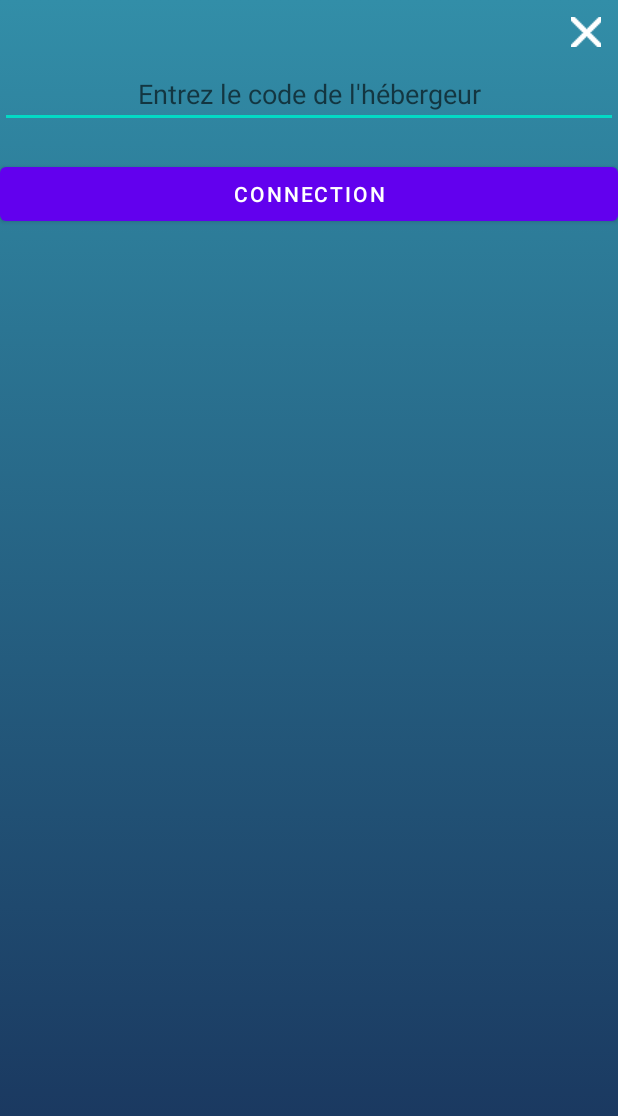
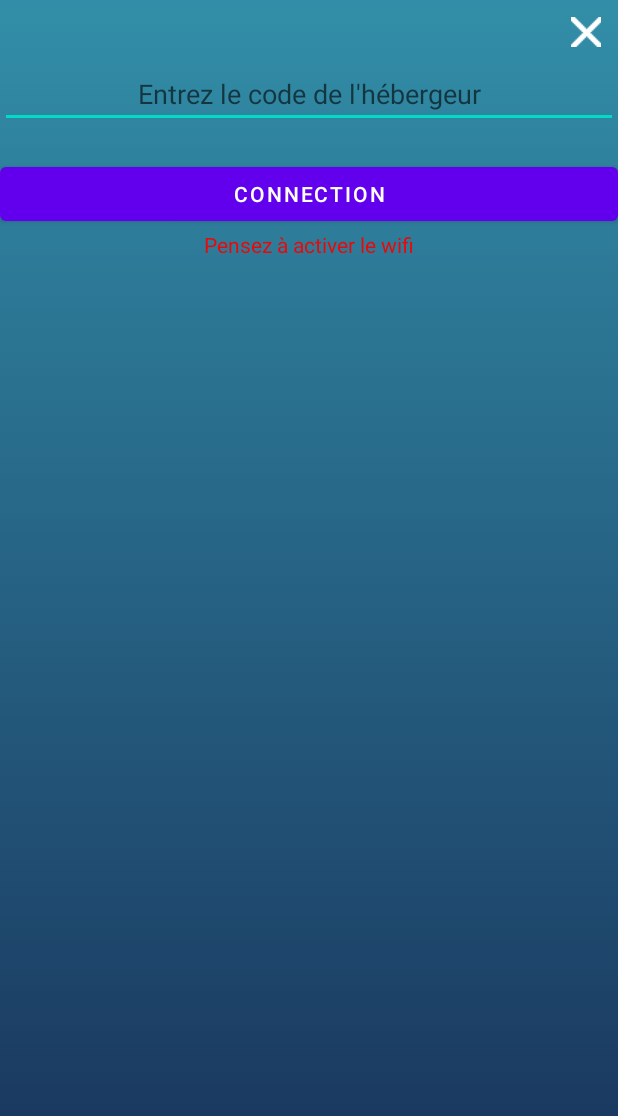
Before and after one commit to Golden-Sharks/UntitledSharkGames, an Android app: the MultiClient screen opened directly, with no data from a screen before it, after a tap on "CONNECTION", on a phone screen of 412 x 824 dp. Shown: the top 1116 px of the screen. Run offline under Robolectric (Android 15) with nearby library versions, the phone set to English and light mode, and no system bars.

Commit message:
Sécurisation multijoueur sans wifi

```diff
--- a/app/src/main/java/esir/progm/untitledsharkgames/multiplayer/MultiClient.java
+++ b/app/src/main/java/esir/progm/untitledsharkgames/multiplayer/MultiClient.java
@@ -30,8 +30,10 @@ public class MultiClient extends Multijoueur {
             public void onClick(View view) {
                 String code = info.getText().toString();
                 String adress = getIpFromCode(code);
+                if (!adress.equals("")){
                     Communication.setIpHost(adress);
                     Communication.sendMessage("/"+pseudonyme);
+                }
             }
         });
 
@@ -50,6 +52,7 @@ public class MultiClient extends Multijoueur {
      * (les deux doivent être sur le même réseau)
      */
     private String getIpFromCode(String code) {
+        try {
             String IP = server.getIpAddress();
             StringBuilder finalIP = new StringBuilder(20);
             int countDot = 0;
@@ -64,6 +67,10 @@ public class MultiClient extends Multijoueur {
             }
             finalIP.append(code);
             return finalIP.toString();
+        } catch(Exception e) {
+            ((TextView)findViewById(R.id.infos)).setText("Pensez à activer le wifi");
+            return "";
+        }
     }
 
     /**
--- a/app/src/main/res/layout/activity_multi_client.xml
+++ b/app/src/main/res/layout/activity_multi_client.xml
@@ -45,6 +45,7 @@
                 android:layout_width="wrap_content"
                 android:layout_height="wrap_content"
                 android:layout_gravity="center_horizontal"
+                android:textColor="@color/red"
                 android:text=""/>
         </LinearLayout>
     </RelativeLayout>
--- a/app/src/main/res/layout/activity_multi_heberger.xml
+++ b/app/src/main/res/layout/activity_multi_heberger.xml
@@ -44,6 +44,12 @@
                 android:layout_width="match_parent"
                 android:layout_height="wrap_content"
                 android:text="Clear" />
+            <TextView
+                android:id="@+id/infos"
+                android:layout_width="wrap_content"
+                android:layout_height="wrap_content"
+                android:layout_gravity="center_horizontal"
+                android:text=""/>
             <ListView
                 android:layout_width="match_parent"
                 android:layout_height="wrap_content"
```
Lines whose indentation alone changed are shown as unchanged.
